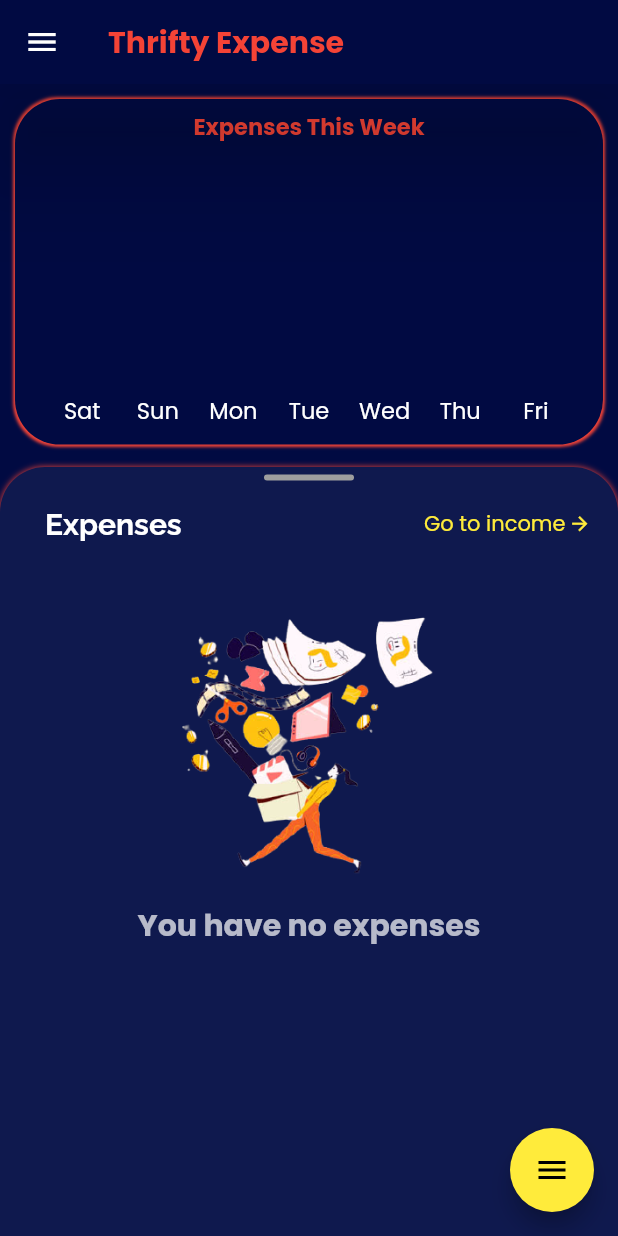
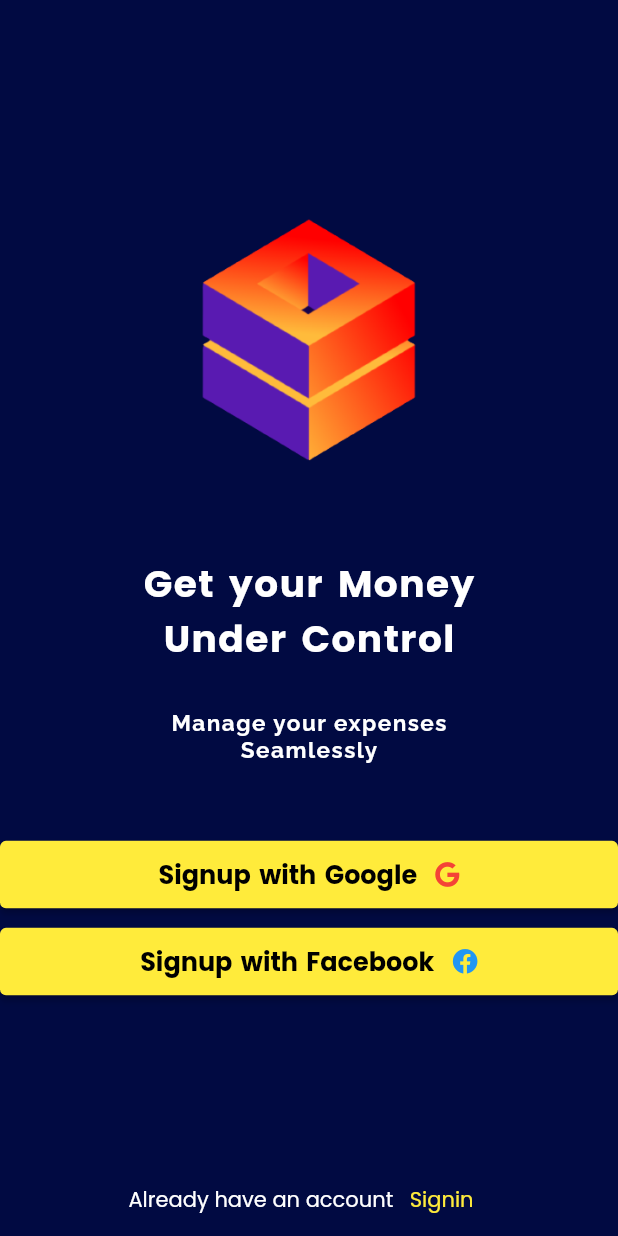
Before and after one commit to Ikechukwu-etoniru/expense-tracker-app, a Flutter app: the screen it shows after launch, on a phone screen of 412 x 824 dp. Run offline on Flutter 3.47's test engine with Material 2 defaults, Android fonts, the phone set to English and light mode, and no system bars; drawn by our look-alikes of fl_chart, flutter_speed_dial; our stand-ins replace csv, file_picker, firebase_auth, firebase_core, font_awesome_flutter, google_sign_in and 1 more; accounts and stored records are empty.

Commit message:
Added Log out/i functionality

```diff
--- a/lib/main.dart
+++ b/lib/main.dart
@@ -1,6 +1,9 @@
 import 'package:flutter/material.dart';
 import 'package:provider/provider.dart';
+import 'package:firebase_core/firebase_core.dart';
+import 'package:thrifty_expense/screens/home_page.dart';
 
+import '/providers/login_screen_provider.dart';
 import '/screens/export_expense.dart';
 import '/providers/income_provider.dart';
 import '/screens/expense_history_screen.dart';
@@ -8,9 +11,10 @@ import '/screens/income_history_screen.dart';
 import '/providers/tx_provider.dart';
 import '/screens/add_expense_screen.dart';
 import '/screens/add_income_screen.dart';
-import '/screens/dashboard_screen.dart';
 
-void main() {
+Future main() async {
+  WidgetsFlutterBinding.ensureInitialized();
+  await Firebase.initializeApp();
   runApp(const MyApp());
 }
 
@@ -26,7 +30,9 @@ class MyApp extends StatelessWidget {
         ),
         ChangeNotifierProvider(
           create: (BuildContext context) => Incomes(),
-        )
+        ),
+        ChangeNotifierProvider(
+          create: (BuildContext context) => GoogleSigninProvider(),)
       ],
       child: MaterialApp(
         debugShowCheckedModeBanner: false,
@@ -36,15 +42,14 @@ class MyApp extends StatelessWidget {
           fontFamily: 'Poppins',
           primarySwatch: Colors.yellow,
         ),
-        home: const DashboardScreen(),
+        home: const HomePage(),
         routes: {
           // '/' : (ctx) => const DashboardScreen(),
           AddExpenseScreen.routeName: (ctx) => const AddExpenseScreen(),
           AddIncomeScreen.routeName: (ctx) => const AddIncomeScreen(),
-          ExpenseHistoryScreen.routeName: (ctx) =>  const ExpenseHistoryScreen(),
-          IncomeHistoryScreen.routeName: (ctx) =>  const IncomeHistoryScreen(),
-          ExportExpenseScreen.routeName: (ctx) =>  const ExportExpenseScreen()
-
+          ExpenseHistoryScreen.routeName: (ctx) => const ExpenseHistoryScreen(),
+          IncomeHistoryScreen.routeName: (ctx) => const IncomeHistoryScreen(),
+          ExportExpenseScreen.routeName: (ctx) => const ExportExpenseScreen()
         },
       ),
     );
--- /dev/null
+++ b/lib/providers/login_screen_provider.dart
@@ -0,0 +1,30 @@
+import 'package:firebase_auth/firebase_auth.dart';
+import 'package:flutter/material.dart';
+import 'package:google_sign_in/google_sign_in.dart';
+
+class GoogleSigninProvider with ChangeNotifier {
+  final googleSignin = GoogleSignIn();
+
+  GoogleSignInAccount? _user;
+
+  GoogleSignInAccount get user => _user!;
+
+  Future googleLogin() async {
+    final googleUser = await googleSignin.signIn();
+    if (googleUser == null) return;
+    _user = googleUser;
+
+    final googleAuth = await googleUser.authentication;
+    final credential = GoogleAuthProvider.credential(
+      accessToken: googleAuth.accessToken,
+      idToken: googleAuth.idToken,
+    );
+    await FirebaseAuth.instance.signInWithCredential(credential);
+    notifyListeners();
+  }
+
+  Future googleLogout() async {
+  await googleSignin.disconnect();
+  FirebaseAuth.instance.signOut();
+  }
+}
--- /dev/null
+++ b/lib/screens/home_page.dart
@@ -0,0 +1,29 @@
+import 'package:firebase_auth/firebase_auth.dart';
+import 'package:flutter/material.dart';
+
+import '/screens/signin_signup_screen.dart';
+import '/screens/dashboard_screen.dart';
+
+class HomePage extends StatelessWidget {
+  const HomePage({Key? key}) : super(key: key);
+
+  @override
+  Widget build(BuildContext context) {
+    return StreamBuilder(
+      stream: FirebaseAuth.instance.authStateChanges(),
+      builder: (ctx, snapShot) {
+        if (snapShot.connectionState == ConnectionState.waiting) {
+          return const CircularProgressIndicator(
+            color: Colors.yellow,
+          );
+        }else if (snapShot.hasError) {
+          return const Center(child: Text('Something went wrong'),);
+        }else if (snapShot.hasData) {
+          return const DashboardScreen();
+        }else {
+          return const SignUpScreen();
+        }
+      },
+    );
+  }
+}
--- /dev/null
+++ b/lib/screens/signin_signup_screen.dart
@@ -0,0 +1,175 @@
+import 'package:flutter/material.dart';
+import 'package:font_awesome_flutter/font_awesome_flutter.dart';
+import 'package:provider/provider.dart';
+import 'package:thrifty_expense/providers/login_screen_provider.dart';
+
+class SignUpScreen extends StatefulWidget {
+  const SignUpScreen({Key? key}) : super(key: key);
+
+  @override
+  State<SignUpScreen> createState() => _SignUpScreenState();
+}
+
+class _SignUpScreenState extends State<SignUpScreen> {
+  var userType = UserType.signup;
+
+  @override
+  Widget build(BuildContext context) {
+    final deviceHeight = MediaQuery.of(context).size.height;
+    return Scaffold(
+      backgroundColor: const Color(0xff010a42),
+      body: Column(
+        crossAxisAlignment: CrossAxisAlignment.stretch,
+        children: [
+          SizedBox(
+            height: deviceHeight * 0.1,
+          ),
+          Center(
+            child: SizedBox(
+              height: deviceHeight * 0.35,
+              child: Image.asset(
+                'images/loginlogo.png',
+                alignment: Alignment.center,
+              ),
+            ),
+          ),
+          const Center(
+            child: Text(
+              'Get your Money',
+              style: TextStyle(
+                color: Colors.white,
+                fontWeight: FontWeight.bold,
+                fontSize: 25,
+                wordSpacing: 3,
+                letterSpacing: 1,
+              ),
+            ),
+          ),
+          const Center(
+            child: Text(
+              'Under Control',
+              style: TextStyle(
+                color: Colors.white,
+                fontWeight: FontWeight.bold,
+                fontSize: 25,
+                wordSpacing: 3,
+                letterSpacing: 1,
+              ),
+            ),
+          ),
+          SizedBox(
+            height: deviceHeight * 0.035,
+          ),
+          const Center(
+            child: Text(
+              'Manage your expenses',
+              style: TextStyle(
+                  fontFamily: 'Raleway',
+                  fontSize: 15,
+                  color: Colors.white,
+                  letterSpacing: 1),
+            ),
+          ),
+          const Center(
+            child: Text(
+              'Seamlessly',
+              style: TextStyle(
+                  fontFamily: 'Raleway',
+                  fontSize: 15,
+                  color: Colors.white,
+                  letterSpacing: 1),
+            ),
+          ),
+          SizedBox(
+            height: deviceHeight * 0.06,
+          ),
+          ElevatedButton(
+            onPressed: () {
+              Provider.of<GoogleSigninProvider>(context, listen: false)
+                  .googleLogin();
+            },
+            child: Padding(
+              padding: const EdgeInsets.symmetric(vertical: 10),
+              child: Row(
+                mainAxisAlignment: MainAxisAlignment.center,
+                children: [
+                  Text(
+                    userType == UserType.signup
+                        ? 'Signup with Google'
+                        : 'Signin with Google',
+                    style: const TextStyle(
+                        fontWeight: FontWeight.bold,
+                        wordSpacing: 2,
+                        fontSize: 17),
+                  ),
+                  const SizedBox(width: 12),
+                  const FaIcon(
+                    FontAwesomeIcons.google,
+                    size: 17,
+                    color: Colors.red,
+                  )
+                ],
+              ),
+            ),
+          ),
+          const SizedBox(height: 10),
+          ElevatedButton(
+            onPressed: () {},
+            child: Padding(
+              padding: const EdgeInsets.symmetric(vertical: 10),
+              child: Row(
+                mainAxisAlignment: MainAxisAlignment.center,
+                children: [
+                  Text(
+                    userType == UserType.signup
+                        ? 'Signup with Facebook'
+                        : 'Signin with Facebook',
+                    style: const TextStyle(
+                        fontWeight: FontWeight.bold,
+                        wordSpacing: 2,
+                        fontSize: 17),
+                  ),
+                  const SizedBox(width: 12),
+                  const FaIcon(
+                    FontAwesomeIcons.facebook,
+                    size: 17,
+                    color: Colors.blue,
+                  )
+                ],
+              ),
+            ),
+          ),
+          const Spacer(),
+          Row(
+            mainAxisAlignment: MainAxisAlignment.center,
+            children: [
+              Text(
+                userType == UserType.signup
+                    ? 'Already have an account'
+                    : 'Don\'t have an account yet',
+                style: const TextStyle(color: Colors.white),
+              ),
+              const SizedBox(width: 0.2),
+              TextButton(
+                  onPressed: () {
+                    if (userType == UserType.signup) {
+                      setState(() {
+                        userType = UserType.login;
+                      });
+                    } else if (userType == UserType.login) {
+                      setState(() {
+                        userType = UserType.signup;
+                      });
+                    }
+                  },
+                  child:
+                      Text(userType == UserType.signup ? 'Signin' : 'Signup')),
+            ],
+          ),
+        ],
+      ),
+    );
+  }
+}
+
+enum UserType { login, signup }
--- a/lib/widgets/my_drawer.dart
+++ b/lib/widgets/my_drawer.dart
@@ -1,4 +1,6 @@
 import 'package:flutter/material.dart';
+import 'package:provider/provider.dart';
+import 'package:thrifty_expense/providers/login_screen_provider.dart';
 
 import '/screens/export_expense.dart';
 import '/screens/expense_history_screen.dart';
@@ -77,7 +79,22 @@ class MyDrawer extends StatelessWidget {
             ),
             const Divider(
               color: Colors.white,
-            )
+            ),
+             ListTile(
+              title: const Text(
+                'Logout',
+                style: TextStyle(fontSize: 16, color: Colors.white),
+              ),
+              leading: const Icon(Icons.logout, color: Colors.white),
+              onTap: () {
+                Provider.of<GoogleSigninProvider>(context, listen: false).googleLogout();
+              }
+            ),
+            const Divider(
+              color: Colors.white,
+              height: 2,
+            ),
+
           ],
         ),
       ),
--- a/pubspec.yaml
+++ b/pubspec.yaml
@@ -43,6 +43,9 @@ dependencies:
   path_provider: ^2.0.7
   csv: ^5.0.1
   file_picker: ^4.2.7
+  firebase_auth: ^3.3.4
+  google_sign_in: ^5.2.1
+  font_awesome_flutter: ^9.2.0
 
 
 dev_dependencies:
@@ -92,6 +95,8 @@ flutter:
     - images/gift.png
     - images/expense_coverpic.png
     - images/income_coberpic.png
+    - images/loginlogo.png
+
 
 
   # An image asset can refer to one or more resolution-specific "variants", see
```
Also changed, not shown: images/loginlogo.png (added), pubspec.lock, 3 other files.
